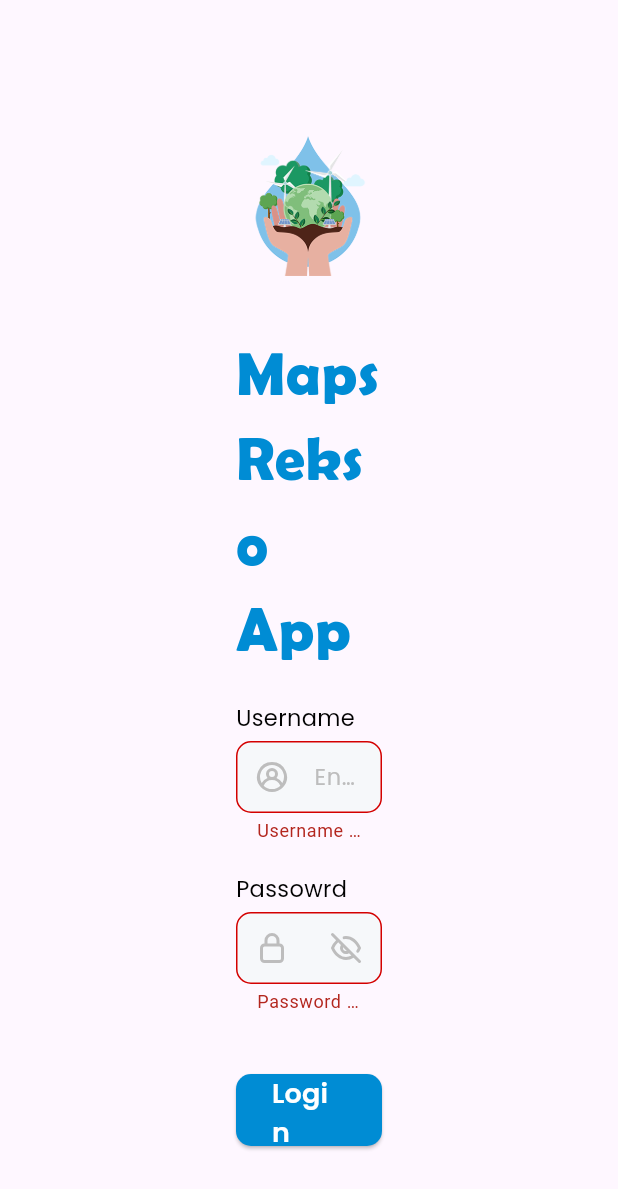
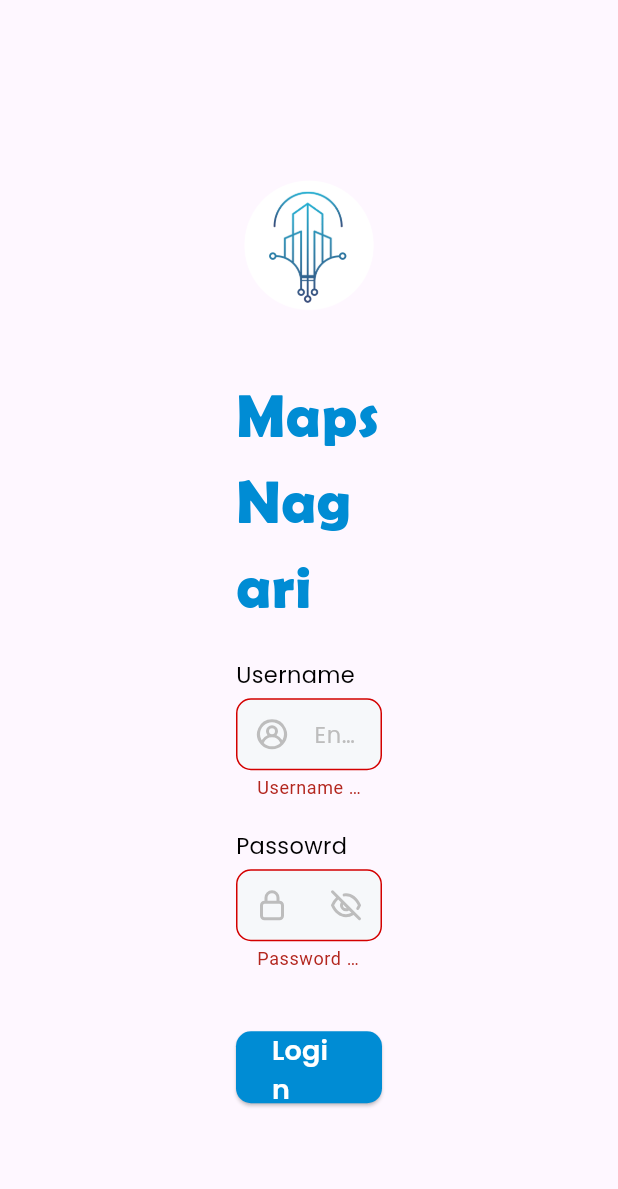
Before and after one commit to squadmanager/maps_nagari, a Flutter app: the screen it shows after launch, after a tap on "Login", on a phone screen of 412 x 824 dp. Shown: the top 1189 px of the screen. Run offline on Flutter 3.47's test engine with Material 3 defaults, Android fonts, the light colour scheme and no system bars; our stand-ins replace cloud_firestore, firebase_core, firebase_database, flutter_animate, flutter_easyloading, flutter_map and 9 more; missing offline and left inert: flutter_map_compass, flutter_map_tappable_polyline, image_network; accounts and stored records are empty; network calls fail.

Commit message:
style: logo, firebase connection

```diff
--- a/lib/app/data/providers/url_api.dart
+++ b/lib/app/data/providers/url_api.dart
@@ -1,5 +1,5 @@
 class UrlApi {
-  final url = 'https://api-myrekso.reksoratan-indonesia.com';
+  final url = 'https://api-nagari.squadmanager.id';
 
   late String login = '$url/api/login';
   late String profile = '$url/api/profile';
--- a/lib/app/modules/login/views/login_view.dart
+++ b/lib/app/modules/login/views/login_view.dart
@@ -30,7 +30,7 @@ class LoginView extends GetView<LoginController> {
                       Padding(
                         padding: const EdgeInsets.only(left: 20.0, right: 20.0),
                         child: Image.asset(
-                          'assets/images/logo.png',
+                          'assets/images/logo_urbana.png',
                           width: 150,
                           height: 150,
                         ),
@@ -39,7 +39,7 @@ class LoginView extends GetView<LoginController> {
                         padding: const EdgeInsets.only(
                             top: 10.0, left: 20.0, right: 20.0),
                         child: Text(
-                          'Maps Rekso App',
+                          'Maps Nagari',
                           style: TextStyle(
                             fontFamily: 'BerlinSans',
                             fontWeight: FontWeight.w700,
--- a/lib/main.dart
+++ b/lib/main.dart
@@ -13,14 +13,14 @@ void main() async {
   if (kIsWeb) {
     await Firebase.initializeApp(
       options: const FirebaseOptions(
-        apiKey: "AIzaSyCemfI9ouMyOvwE1DGGVFImzUEH8Nq5q48",
-        appId: "1:426682836908:web:df5205cd0afa3a269c7c09",
-        messagingSenderId: "426682836908",
-        projectId: "apps-rekso-ratan-indonesia",
-        authDomain: "apps-rekso-ratan-indonesia.firebaseapp.com",
+        apiKey: "AIzaSyDp7q9sY1HX7t8xYQvyLKcM-ynJBVauGb4",
+        appId: "1:830274020180:web:a76c0f748eb07957f2dec1",
+        messagingSenderId: "830274020180",
+        projectId: "smart-trash-system-67583",
+        authDomain: "smart-trash-system-67583.firebaseapp.com",
         databaseURL:
-            "https://apps-rekso-ratan-indonesia-default-rtdb.asia-southeast1.firebasedatabase.app",
-        storageBucket: "apps-rekso-ratan-indonesia.appspot.com",
+            "https://smart-trash-system-67583-default-rtdb.asia-southeast1.firebasedatabase.app",
+        storageBucket: "smart-trash-system-67583.appspot.com",
       ),
     );
   } else {
@@ -43,7 +43,7 @@ void main() async {
             return Obx(
               () => GetMaterialApp(
                   debugShowCheckedModeBanner: false,
-                  title: "Rekso",
+                  title: "Nagari",
                   initialRoute: authC.isAuth.isTrue
                       ? Routes.BOTTOM_NAVIGATION
                       : Routes.LOGIN,
```
Also changed, not shown: lib/app/modules/maps_street_cleaning/views/layouts/list_location_sc.dart (+51 -52 lines), lib/app/modules/maps_waste_collections/views/layouts/list_location_widget.dart (+53 -53 lines), assets/images/logo_urbana.png (added), 3 other files.
